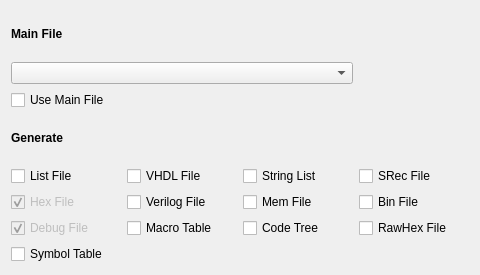
AbyssAbbeba/MDS-picoblaze-AVR-ide, file IDE/GUI/dialogs/projectcfg/projectcfg_compiler.ui: the form before one commit.
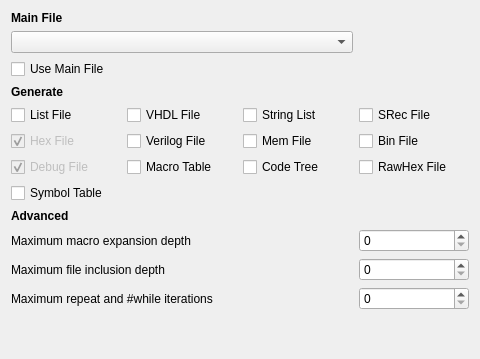
The form after the commit.

```diff
--- a/IDE/GUI/dialogs/projectcfg/projectcfg_compiler.ui
+++ b/IDE/GUI/dialogs/projectcfg/projectcfg_compiler.ui
@@ -7,7 +7,7 @@
     <x>0</x>
     <y>0</y>
     <width>480</width>
-    <height>275</height>
+    <height>359</height>
    </rect>
   </property>
   <property name="windowTitle">
@@ -28,6 +28,13 @@
      </property>
     </widget>
    </item>
+   <item row="9" column="0" colspan="3">
+    <widget class="QLabel" name="label_3">
+     <property name="text">
+      <string>Maximum macro expansion depth</string>
+     </property>
+    </widget>
+   </item>
    <item row="6" column="0">
     <widget class="QCheckBox" name="chckDbgFile">
      <property name="enabled">
@@ -80,6 +87,16 @@
    <item row="1" column="0" colspan="3">
     <widget class="QComboBox" name="cmbMainFile"/>
    </item>
+   <item row="10" column="0" colspan="3">
+    <widget class="QLabel" name="label_4">
+     <property name="text">
+      <string>Maximum file inclusion depth</string>
+     </property>
+    </widget>
+   </item>
+   <item row="10" column="3">
+    <widget class="QSpinBox" name="sbFileDepth"/>
+   </item>
    <item row="6" column="3">
     <widget class="QCheckBox" name="chckRawHexFile">
      <property name="text">
@@ -107,6 +124,9 @@
      </property>
     </widget>
    </item>
+   <item row="9" column="3">
+    <widget class="QSpinBox" name="sbMacroDepth"/>
+   </item>
    <item row="7" column="0">
     <widget class="QCheckBox" name="chckSymbolTbl">
      <property name="text">
@@ -128,6 +148,19 @@
      </property>
     </widget>
    </item>
+   <item row="8" column="0">
+    <widget class="QLabel" name="label_6">
+     <property name="font">
+      <font>
+       <weight>75</weight>
+       <bold>true</bold>
+      </font>
+     </property>
+     <property name="text">
+      <string>Advanced</string>
+     </property>
+    </widget>
+   </item>
    <item row="4" column="1">
     <widget class="QCheckBox" name="chckVHDLFile">
      <property name="text">
@@ -142,13 +175,29 @@
      </property>
     </widget>
    </item>
-   <item row="6" column="1">
-    <widget class="QCheckBox" name="chckMacroTbl">
+   <item row="11" column="3">
+    <widget class="QSpinBox" name="sbWhileIteration"/>
+   </item>
+   <item row="11" column="0" colspan="3">
+    <widget class="QLabel" name="label_5">
      <property name="text">
-      <string>Macro Table</string>
+      <string>Maximum repeat and #while iterations</string>
      </property>
     </widget>
    </item>
+   <item row="12" column="0" colspan="2">
+    <spacer name="verticalSpacer">
+     <property name="orientation">
+      <enum>Qt::Vertical</enum>
+     </property>
+     <property name="sizeHint" stdset="0">
+      <size>
+       <width>20</width>
+       <height>40</height>
+      </size>
+     </property>
+    </spacer>
+   </item>
    <item row="6" column="2">
     <widget class="QCheckBox" name="chckCodeTree">
      <property name="text">
@@ -156,6 +205,13 @@
      </property>
     </widget>
    </item>
+   <item row="6" column="1">
+    <widget class="QCheckBox" name="chckMacroTbl">
+     <property name="text">
+      <string>Macro Table</string>
+     </property>
+    </widget>
+   </item>
   </layout>
  </widget>
  <resources/>
```
